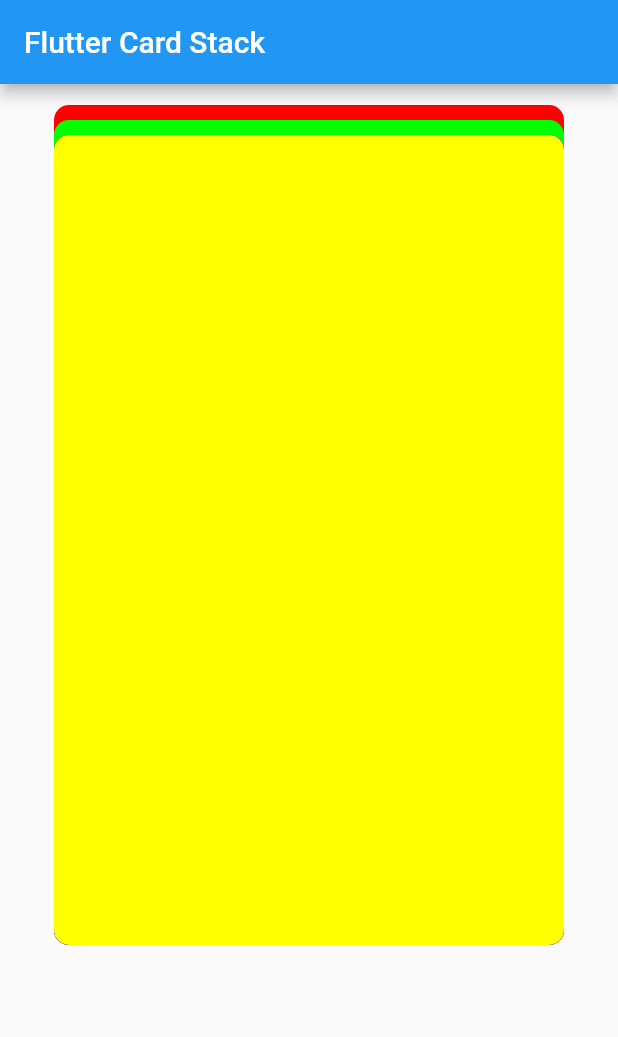
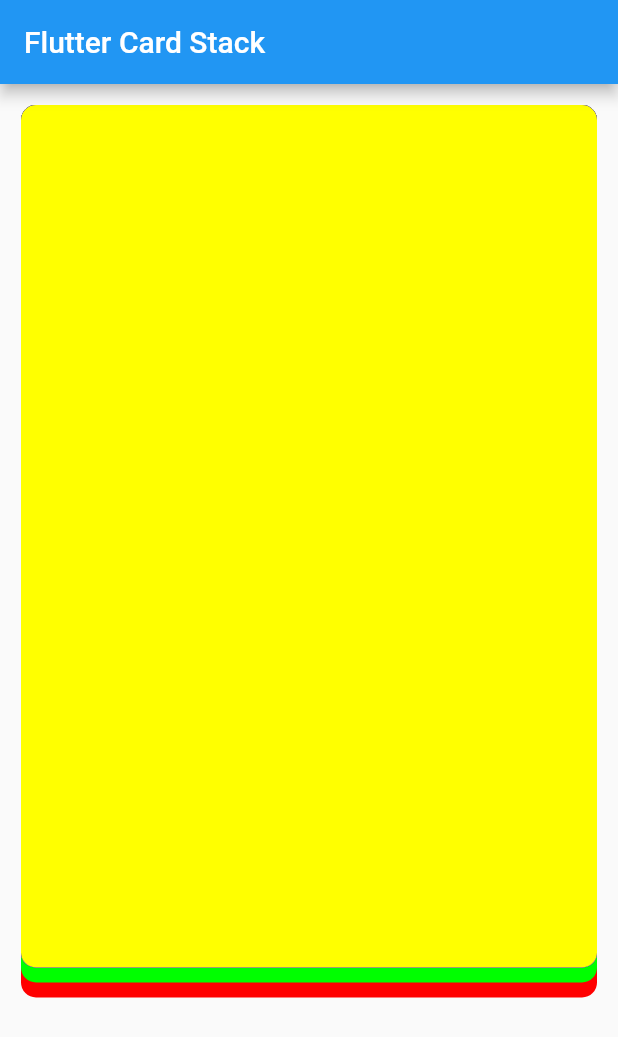
Before and after one commit to amias-samir/swipe_cards, a Flutter app: the screen it shows after launch, on a phone screen of 412 x 824 dp. Shown: the top 1037 px of the screen. Run offline on Flutter 3.47's test engine with Material 2 defaults, Android fonts, the phone set to English and light mode, and no system bars.

Commit message:
card position parameter added

```diff
--- a/lib/main.dart
+++ b/lib/main.dart
@@ -15,18 +15,26 @@ class MyApp extends StatelessWidget {
         title: 'Flutter Card Stack',
         height: 540,
         width: 340,
+        threshold: 210,
       ),
     );
   }
 }
 
 class MyHomePage extends StatefulWidget {
-  MyHomePage({Key key, this.title, this.height = 540, this.width = 340})
+  MyHomePage({Key key, this.title, this.height = 540, this.width = 340, this.threshold = 310,
+    this.positionTop = 10.0, this.positionBottom = 10.0, this.positionLeft = 10.0, this.positionRight = 10.0})
       : super(key: key);
 
   final String title;
   final double height;
   final double width;
+  final double threshold ;
+  final double positionTop ;
+  final double positionBottom ;
+  final double positionLeft ;
+  final double positionRight ;
+
 
 
   @override
@@ -37,6 +45,7 @@ class _MyHomePageState extends State<MyHomePage> {
   List<Widget> cardList;
 
   Widget childWidget;
+
 
   void _removeCard(index) {
     setState(() {
@@ -74,7 +83,11 @@ class _MyHomePageState extends State<MyHomePage> {
           margin: EdgeInsets.only(bottom: 145.0),
           child: Stack(
             alignment: Alignment.center,
-            children: cardList,
+            children: cardList.length > 0? cardList:<Widget>[
+              Center(
+                child: Text("There is no list data !!"),
+              )
+            ]
           ),
         ),
       ),
@@ -82,27 +95,29 @@ class _MyHomePageState extends State<MyHomePage> {
   }
 
   List<Widget> _getMatchCard() {
-    double threshold = 100.0;
 
     List<MatchCard> cards = new List();
-    cards.add(MatchCard(255, 0, 0, 10));
-    cards.add(MatchCard(0, 255, 0, 20));
-    cards.add(MatchCard(0, 255, 255, 30));
-    cards.add(MatchCard(255, 0, 255, 30));
-    cards.add(MatchCard(0, 0, 255, 30));
-    cards.add(MatchCard(255, 255, 0, 30));
-    cards.add(MatchCard(255, 0, 0, 30));
-    cards.add(MatchCard(0, 255, 0, 30));
-    cards.add(MatchCard(0, 255, 255, 30));
-    cards.add(MatchCard(255, 0, 255, 30));
-    cards.add(MatchCard(0, 0, 255, 30));
-    cards.add(MatchCard(255, 255, 0, 30));
+    cards.add(MatchCard(255, 0, 0, marginBottom: 10));
+    cards.add(MatchCard(0, 255, 0, marginBottom: 20));
+    cards.add(MatchCard(0, 255, 255, marginBottom: 30));
+    cards.add(MatchCard(255, 0, 255, marginBottom: 30));
+    cards.add(MatchCard(0, 0, 255, marginBottom: 30));
+    cards.add(MatchCard(255, 255, 0, marginBottom: 30));
+    cards.add(MatchCard(255, 0, 0, marginBottom: 30));
+    cards.add(MatchCard(0, 255, 0, marginBottom: 30));
+    cards.add(MatchCard(0, 255, 255, marginBottom: 30));
+    cards.add(MatchCard(255, 0, 255, marginBottom: 30));
+    cards.add(MatchCard(0, 0, 255, marginBottom: 30));
+    cards.add(MatchCard(255, 255, 0, marginBottom: 30));
 
     List<Widget> cardList = new List();
 
     for (int x = 0; x < cards.length; x++) {
       cardList.add(Positioned(
-        top: cards[x].margin,
+        bottom: cards[x].marginBottom,
+        top: cards[x].marginTop,
+        left: cards[x].marginLeft,
+        right: cards[x].marginRight,
         child: Draggable(
           onDragEnd: (drag) {
             (drag.offset.dx > widget.width / 10)
@@ -116,16 +131,17 @@ class _MyHomePageState extends State<MyHomePage> {
                     ? print("Card swiped up")
                     : print("Card up/down Neutral");
 
-            if (drag.offset.distance > threshold) {
+            if (drag.offset.distance > widget.threshold) {
               _removeCard(x);
             }
 
-            print("Card distance " + drag.offset.distance.toString());
-            print("Card dx " + drag.offset.dx.toString());
-            print("Card dy " + drag.offset.dy.toString());
-            print("Card direction " + drag.offset.direction.toString());
+//            print("Card distance " + drag.offset.distance.toString());
+//            print("Card dx " + drag.offset.dx.toString());
+//            print("Card dy " + drag.offset.dy.toString());
+//            print("Card direction " + drag.offset.direction.toString());
 
-            if (drag.offset.distance < threshold) {
+            if (drag.offset.distance < widget.threshold && (drag.offset.dx < widget.width / 10 || drag.offset.dx > -widget.width / 10
+             || (drag.offset.dy < (widget.height / 5) + 10) || (drag.offset.dy > -(widget.height / 5) + 10))) {
               print("Card Clicked");
             }
           },
--- a/lib/match_card.dart
+++ b/lib/match_card.dart
@@ -2,12 +2,19 @@ class MatchCard {
   int redColor = 0;
   int greenColor = 0;
   int blueColor = 0;
-  double margin = 0;
+  double marginBottom = 0;
+  double marginTop = 0;
+  double marginLeft = 0;
+  double marginRight = 0;
 
-  MatchCard(int red, int green, int blue, double marginBottom) {
+  MatchCard(int red, int green, int blue, {double marginBottom = 10.0, double marginTop = 10.0,
+    double marginLeft = 10.0, double marginRight = 10.0}) {
     redColor = red;
     greenColor = green;
     blueColor = blue;
-    margin = marginBottom;
+    this.marginBottom = marginBottom;
+    this.marginTop = marginTop;
+    this.marginLeft = marginLeft;
+    this.marginRight = marginRight;
   }
 }
```
